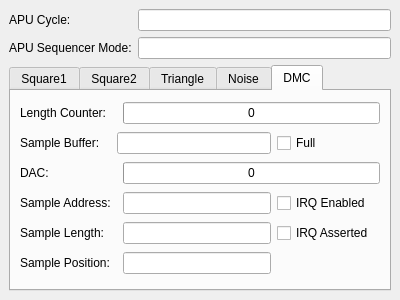
First picture: the form in debugger/apuinformationdockwidget.ui, repository christopherpow/nesicide, before the edit.
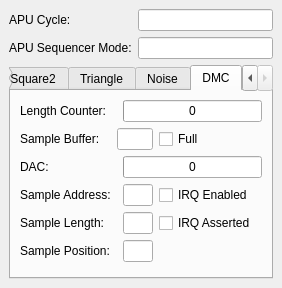
Second picture: the form after the edit. The open tabs and pages were chosen to show the change.

What changed in the file:
```diff
--- a/debugger/apuinformationdockwidget.ui
+++ b/debugger/apuinformationdockwidget.ui
@@ -6,10 +6,22 @@
    <rect>
     <x>0</x>
     <y>0</y>
-    <width>400</width>
-    <height>300</height>
+    <width>282</width>
+    <height>288</height>
    </rect>
   </property>
+  <property name="sizePolicy">
+   <sizepolicy hsizetype="Preferred" vsizetype="Preferred">
+    <horstretch>0</horstretch>
+    <verstretch>0</verstretch>
+   </sizepolicy>
+  </property>
+  <property name="minimumSize">
+   <size>
+    <width>282</width>
+    <height>288</height>
+   </size>
+  </property>
   <property name="windowTitle">
    <string>APU Information</string>
   </property>
```
Left out of the diff: 2 changed lines with no effect on the pictures.
